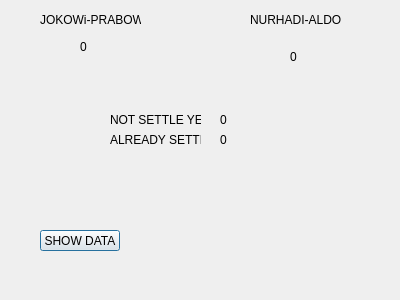
RomiSugianto/election_app, file dialog_admin.ui: the form before one commit.
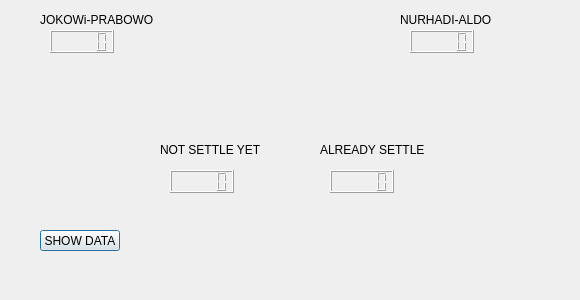
The form after the commit.

What changed in the file:
```diff
--- a/dialog_admin.ui
+++ b/dialog_admin.ui
@@ -6,7 +6,7 @@
    <rect>
     <x>0</x>
     <y>0</y>
-    <width>400</width>
+    <width>580</width>
     <height>300</height>
    </rect>
   </property>
@@ -18,7 +18,7 @@
     <rect>
      <x>40</x>
      <y>10</y>
-     <width>101</width>
+     <width>171</width>
      <height>20</height>
     </rect>
    </property>
@@ -29,12 +29,18 @@
   <widget class="QLabel" name="label_na">
    <property name="geometry">
     <rect>
-     <x>250</x>
+     <x>400</x>
      <y>10</y>
-     <width>91</width>
+     <width>121</width>
      <height>20</height>
     </rect>
    </property>
+   <property name="maximumSize">
+    <size>
+     <width>121</width>
+     <height>20</height>
+    </size>
+   </property>
    <property name="text">
     <string>NURHADI-ALDO</string>
    </property>
@@ -42,9 +48,9 @@
   <widget class="QLabel" name="label_nst">
    <property name="geometry">
     <rect>
-     <x>110</x>
-     <y>110</y>
-     <width>91</width>
+     <x>160</x>
+     <y>140</y>
+     <width>131</width>
      <height>20</height>
     </rect>
    </property>
@@ -52,45 +58,6 @@
     <string>NOT SETTLE YET</string>
    </property>
   </widget>
-  <widget class="QLabel" name="label_jp_count">
-   <property name="geometry">
-    <rect>
-     <x>80</x>
-     <y>40</y>
-     <width>47</width>
-     <height>13</height>
-    </rect>
-   </property>
-   <property name="text">
-    <string>0</string>
-   </property>
-  </widget>
-  <widget class="QLabel" name="label_na_count">
-   <property name="geometry">
-    <rect>
-     <x>290</x>
-     <y>50</y>
-     <width>47</width>
-     <height>13</height>
-    </rect>
-   </property>
-   <property name="text">
-    <string>0</string>
-   </property>
-  </widget>
-  <widget class="QLabel" name="label_nsy_count">
-   <property name="geometry">
-    <rect>
-     <x>220</x>
-     <y>110</y>
-     <width>41</width>
-     <height>20</height>
-    </rect>
-   </property>
-   <property name="text">
-    <string>0</string>
-   </property>
-  </widget>
   <widget class="QPushButton" name="pushButton_show">
    <property name="geometry">
     <rect>
@@ -107,9 +74,9 @@
   <widget class="QLabel" name="label_settle">
    <property name="geometry">
     <rect>
-     <x>110</x>
-     <y>130</y>
-     <width>91</width>
+     <x>320</x>
+     <y>140</y>
+     <width>111</width>
      <height>20</height>
     </rect>
    </property>
@@ -117,17 +84,44 @@
     <string>ALREADY SETTLE</string>
    </property>
   </widget>
-  <widget class="QLabel" name="label_settle_count">
+  <widget class="QLCDNumber" name="lcdNumber_jp">
    <property name="geometry">
     <rect>
-     <x>220</x>
-     <y>130</y>
-     <width>41</width>
-     <height>20</height>
+     <x>50</x>
+     <y>30</y>
+     <width>64</width>
+     <height>23</height>
     </rect>
    </property>
-   <property name="text">
-    <string>0</string>
+  </widget>
+  <widget class="QLCDNumber" name="lcdNumber_na">
+   <property name="geometry">
+    <rect>
+     <x>410</x>
+     <y>30</y>
+     <width>64</width>
+     <height>23</height>
+    </rect>
+   </property>
+  </widget>
+  <widget class="QLCDNumber" name="lcdNumber_nsy">
+   <property name="geometry">
+    <rect>
+     <x>170</x>
+     <y>170</y>
+     <width>64</width>
+     <height>23</height>
+    </rect>
+   </property>
+  </widget>
+  <widget class="QLCDNumber" name="lcdNumber_settle">
+   <property name="geometry">
+    <rect>
+     <x>330</x>
+     <y>170</y>
+     <width>64</width>
+     <height>23</height>
+    </rect>
    </property>
   </widget>
  </widget>
```
Left out of the diff: 2 changed lines with no effect on the pictures.
